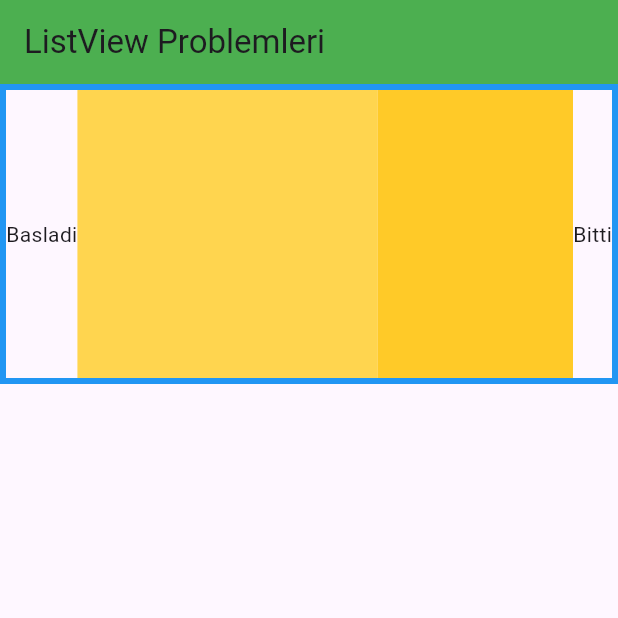
After one commit to BurakTurker1/flutter_scrolls_app, a Flutter app: the screen it shows after launch, on a phone screen of 412 x 824 dp, the top half of it. The commit adds this screen. Run offline on Flutter 3.47's test engine with Material 3 defaults, Android fonts, the phone set to English and light mode, and no system bars; our stand-ins replace flutter_easyloading.

Commit message:
Listview ın Row ve Colum Hatalari Çözümü

```diff
--- /dev/null
+++ b/lib/ListView_layout_problemleri.dart
@@ -0,0 +1,72 @@
+import 'package:flutter/material.dart';
+
+class ListViewProblemleri extends StatelessWidget {
+  const ListViewProblemleri({super.key});
+
+  @override
+  Widget build(BuildContext context) {
+    return Scaffold(
+      appBar: AppBar(title: Text('ListView Problemleri')),
+      body: Container(
+        height: 200,
+        decoration: BoxDecoration(border: Border.all(width: 4,color: Colors.blue,style: BorderStyle.solid)),
+        child: ListViewRowHatasi(),
+      ),
+    );
+  }
+
+  Row ListViewRowHatasi() {
+    return Row(
+        children: [
+           Text('Basladi'),
+           Expanded(
+             child: ListView(
+                  scrollDirection: Axis.horizontal,// YATAY ListView
+                  children: [
+                    Container(
+                      width: 200,
+                      color: Colors.amber.shade300,
+                    ),
+                    Container(
+                      width: 200,
+                      color: Colors.amber.shade400,
+                    ),
+                    Container(
+                      width: 300,
+                      color: Colors.amber.shade600,
+                    ),
+                  ],
+                ),
+           ),
+           Text('Bitti'),
+        ],
+      );
+  }
+
+  Column ListViewColumnHatasi() {
+    /*
+    hatanın sebebi  listview ın yüksekligi sonsuz oldugu için ve sınırlandırılmadıgi için colum un sınırlarını aşıyo ve bu hatayla karşılaşıyoruz çözümünün de birden fazla yolu var yol 1. aşagıda uygulandıgı gibi iki tane wigets oluşturup(Bu örnekteki başladı ve bitti texleri) listview ın bu iki wigets arasında expanded edilemesi  2.yol eger listview içindeki elemanlar telefon ekranına sıgıyosa " shrinkWrap: True" yapılabilir ama elemanlar sıgmazsa taşma hatası alırsın
+    */
+    return Column(
+        children: [
+          Text('Başladi'),
+          Expanded(
+            child: ListView(
+              //shrinkWrap: true, // bu true ise listview içindeki elemanlar kadar yer kaplar kapalıysa tüm alana yayılır
+              children: [
+                Container(
+                  height: 200,
+                  color: Colors.amber.shade300,
+                ),
+                Container(
+                  height: 200,
+                  color: Colors.amber.shade400,
+                ),
+              ],
+            ),
+          ),
+          Text('Bitti'),
+        ],
+      );
+  }
+}
--- a/lib/main.dart
+++ b/lib/main.dart
@@ -1,6 +1,7 @@
 import 'package:flutter/material.dart';
 import 'package:flutter_easyloading/flutter_easyloading.dart';
 import 'package:flutter_scrolls_app/ListView_kullan%C4%B1m%C4%B1.dart';
+import 'package:flutter_scrolls_app/ListView_layout_problemleri.dart';
 import 'package:flutter_scrolls_app/cartListtile.dart';
 
 void main() {
@@ -24,9 +25,6 @@ void configLoading() {
     ..dismissOnTap = true;
 }
 
-
-
-
 class MyApp extends StatelessWidget {
   const MyApp({super.key});
 
@@ -35,7 +33,7 @@ class MyApp extends StatelessWidget {
     return MaterialApp(
       title: 'Material App',
       theme: ThemeData(appBarTheme:AppBarTheme(backgroundColor: Colors.green)),
-      home:ListView_Kullanimi(),
+      home:ListViewProblemleri(),
       builder: EasyLoading.init(),
       //Cartlisttile_Ornek(),
     );
```
